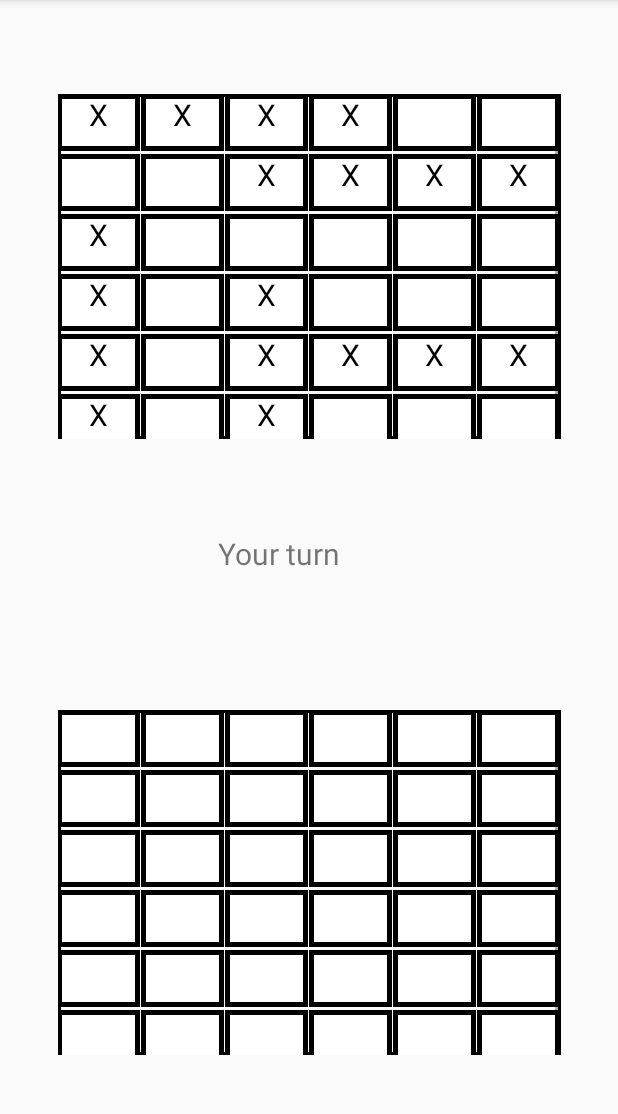
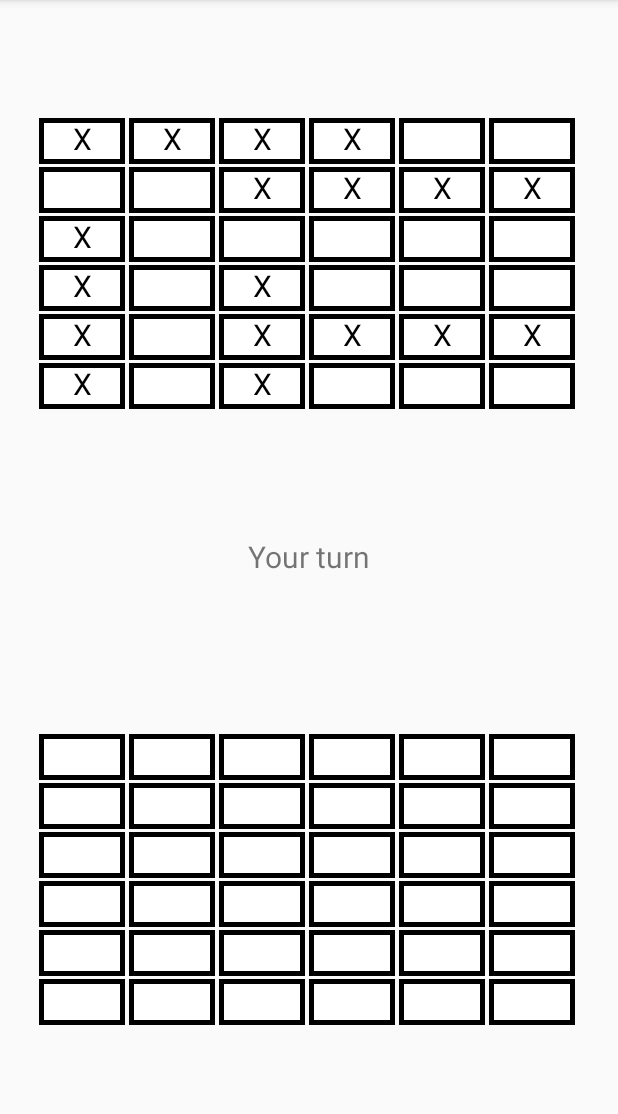
Before and after one commit to RubyKozel/Battleships, an Android app: the screen it shows after launch (BoardsActivity), after a tap on "EASY", on a phone screen of 412 x 824 dp, the part 84-1198 px from its top. Run offline under Robolectric (Android 15) with nearby library versions, the phone set to English and light mode, and no system bars; 1 other tap on this screen came first.

Commit message:
Final adjustments to the boards UI

```diff
--- a/app/src/main/java/com/example/kozel/battleship/TileAdapter.java
+++ b/app/src/main/java/com/example/kozel/battleship/TileAdapter.java
@@ -45,7 +45,7 @@ public class TileAdapter extends BaseAdapter {
         TileView tileView;
         if (convertView == null) {
             tileView = new TileView(context);
-            tileView.setLayoutParams(new GridView.LayoutParams(height / size, width / size));
+            tileView.setLayoutParams(new GridView.LayoutParams(height / size - 4, width / size - 4));
         } else {
             tileView = (TileView) convertView;
         }
--- a/app/src/main/res/layout/activity_boards.xml
+++ b/app/src/main/res/layout/activity_boards.xml
@@ -8,31 +8,29 @@
 
     <GridView xmlns:android="http://schemas.android.com/apk/res/android"
         android:id="@+id/human_grid"
-        android:layout_width="335dp"
-        android:layout_height="230dp"
+        android:layout_width="360dp"
+        android:layout_height="200dp"
         android:gravity="center"
+        android:horizontalSpacing="2dp"
         android:stretchMode="columnWidth"
-        android:horizontalSpacing="2dp"
         android:verticalSpacing="2dp"
         app:layout_constraintBottom_toTopOf="@+id/turnView"
         app:layout_constraintLeft_toLeftOf="parent"
         app:layout_constraintRight_toRightOf="parent"
-        app:layout_constraintTop_toTopOf="parent"
-        android:background="@drawable/gridview_bg" />
+        app:layout_constraintTop_toTopOf="parent" />
 
     <GridView xmlns:android="http://schemas.android.com/apk/res/android"
         android:id="@+id/computer_grid"
-        android:layout_width="335dp"
-        android:layout_height="230dp"
+        android:layout_width="360dp"
+        android:layout_height="200dp"
         android:gravity="center"
+        android:horizontalSpacing="2dp"
         android:stretchMode="columnWidth"
-        android:horizontalSpacing="2dp"
         android:verticalSpacing="2dp"
         app:layout_constraintBottom_toBottomOf="parent"
         app:layout_constraintLeft_toLeftOf="parent"
         app:layout_constraintRight_toRightOf="parent"
-        app:layout_constraintTop_toBottomOf="@+id/turnView"
-        android:background="@drawable/gridview_bg"/>
+        app:layout_constraintTop_toBottomOf="@+id/turnView" />
 
     <TextView
         android:id="@+id/turnView"
@@ -43,14 +41,13 @@
         android:layout_marginEnd="8dp"
         android:layout_marginBottom="8dp"
         android:text="@string/human_turn_display"
+        android:textAlignment="center"
         android:textSize="20sp"
         app:layout_constraintBottom_toBottomOf="parent"
         app:layout_constraintEnd_toEndOf="parent"
-        app:layout_constraintHorizontal_bias="0.564"
+        app:layout_constraintStart_toEndOf="parent"
         app:layout_constraintStart_toStartOf="parent"
-        app:layout_constraintTop_toTopOf="parent"
-        app:layout_constraintStart_toEndOf="parent"
-        app:layout_constraintVertical_bias="0.497" />
+        app:layout_constraintTop_toTopOf="parent" />
 
     <ProgressBar
         android:id="@+id/progressBar"
@@ -65,5 +62,5 @@
         app:layout_constraintEnd_toEndOf="parent"
         app:layout_constraintStart_toStartOf="parent"
         app:layout_constraintTop_toTopOf="parent"
-        app:layout_constraintVertical_bias="0.548" />
+        app:layout_constraintVertical_bias="0.559" />
 </android.support.constraint.ConstraintLayout>
```
